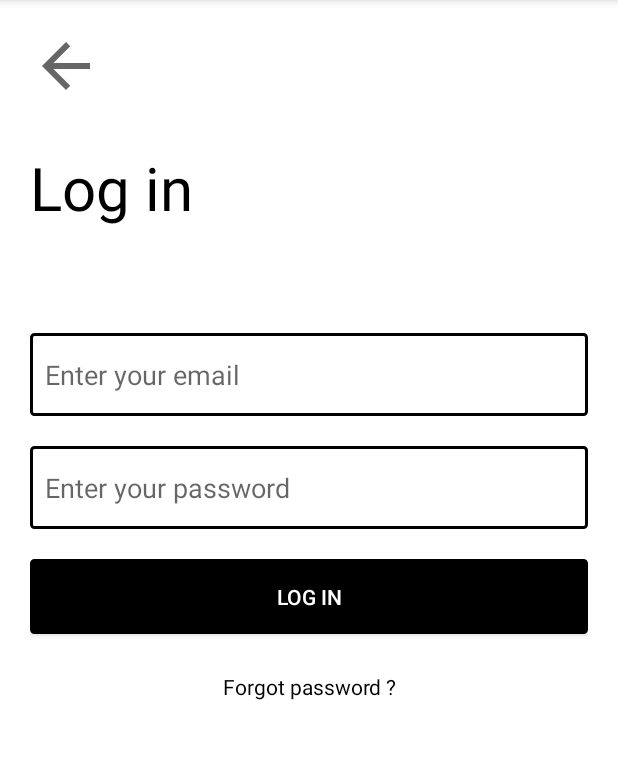
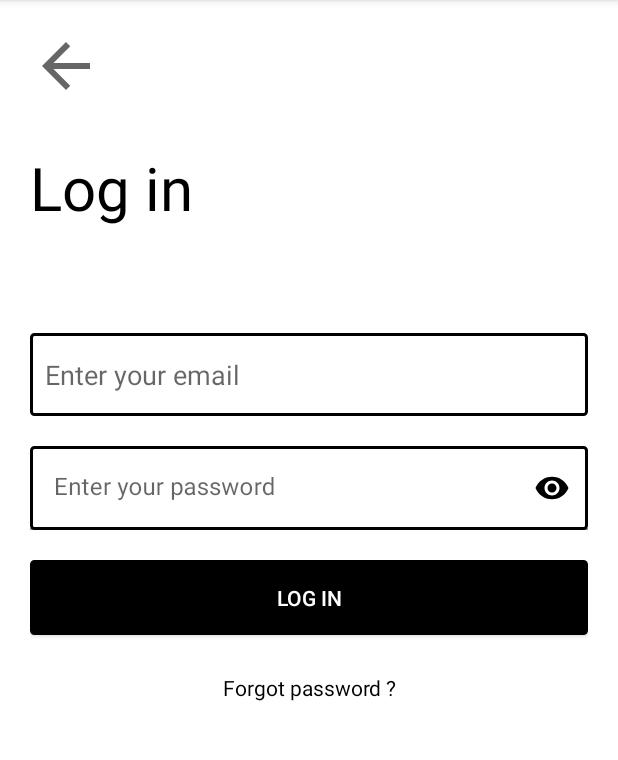
Before and after one commit to VinceDollo/SocialSport, an Android app: the LoginActivity screen opened directly, with no data from a screen before it, on a phone screen of 412 x 824 dp, the part 84-844 px from its top. Run offline under Robolectric (Android 15) with nearby library versions, the light colour scheme and no system bars; our stand-ins replace Firebase (no records; nobody signed in at launch, a user with empty details on screens opened directly).

Commit message:
changement visibilite password

```diff
--- a/app/src/main/java/com/example/socialsport/LoginActivity.java
+++ b/app/src/main/java/com/example/socialsport/LoginActivity.java
@@ -8,6 +8,7 @@ import android.content.Intent;
 import android.os.Bundle;
 import android.util.Log;
 import android.view.KeyEvent;
+import android.view.MotionEvent;
 import android.view.View;
 import android.widget.Button;
 import android.widget.EditText;
@@ -65,13 +66,14 @@ public class LoginActivity extends AppCompatActivity {
     protected void onCreate(Bundle savedInstanceState) {
         super.onCreate(savedInstanceState);
         setContentView(R.layout.log_in_activity);
+
         mAuth = FirebaseAuth.getInstance();
+
         et_email = findViewById(R.id.et_email);
         et_password = findViewById(R.id.et_password);
         btn_log_in = findViewById(R.id.btn_log_in);
         btn_back = findViewById(R.id.btn_back);
         btn_log_in.setOnClickListener(onClickListener);
-
 
         btn_back.setOnClickListener(new View.OnClickListener() {
             @Override
@@ -96,6 +98,25 @@ public class LoginActivity extends AppCompatActivity {
             }
         });
 
+        et_password.setOnTouchListener(new View.OnTouchListener() {
+            @Override
+            public boolean onTouch(View v, MotionEvent event) {
+                final int DRAWABLE_LEFT = 0;
+                final int DRAWABLE_TOP = 1;
+                final int DRAWABLE_RIGHT = 2;
+                final int DRAWABLE_BOTTOM = 3;
+
+                if(event.getAction() == MotionEvent.ACTION_UP) {
+                    if(event.getRawX() >= (editComment.getRight() - editComment.getCompoundDrawables()[DRAWABLE_RIGHT].getBounds().width())) {
+                        // your action here
+
+                        return true;
+                    }
+                }
+                return false;
+            }
+        });
+
         GoogleSignInOptions gso = new GoogleSignInOptions.Builder(GoogleSignInOptions.DEFAULT_SIGN_IN)
                 .requestEmail()
                 .build();
--- a/app/src/main/res/layout/log_in_activity.xml
+++ b/app/src/main/res/layout/log_in_activity.xml
@@ -1,15 +1,13 @@
 <?xml version="1.0" encoding="utf-8"?>
-<LinearLayout
-    xmlns:android="http://schemas.android.com/apk/res/android"
+<LinearLayout xmlns:android="http://schemas.android.com/apk/res/android"
     xmlns:tools="http://schemas.android.com/tools"
     android:layout_width="match_parent"
     android:layout_height="match_parent"
+    xmlns:app="http://schemas.android.com/apk/res-auto"
     android:orientation="vertical"
     android:padding="20dp"
     android:gravity="center_vertical"
     tools:context=".LoginActivity">
-
-
 
     <ImageButton
         android:id="@+id/btn_back"
@@ -43,16 +41,23 @@
             android:textColor="@color/black"
             android:hint="Enter your email"/>
 
-        <EditText
-            android:id="@+id/et_password"
+        <com.google.android.material.textfield.TextInputLayout
             android:layout_width="match_parent"
             android:layout_height="wrap_content"
-            android:layout_marginTop="20dp"
-            android:paddingVertical="15dp"
-            android:paddingHorizontal="10dp"
-            android:background="@drawable/edit_text_border"
-            android:textColor="@color/black"
-            android:hint="Enter your password"/>
+            android:hint="Enter your password"
+            app:passwordToggleTint="@color/black"
+            app:passwordToggleEnabled="true">
+
+            <com.google.android.material.textfield.TextInputEditText
+                android:id="@+id/et_password"
+                android:background="@drawable/edit_text_border"
+                android:textColor="@color/black"
+                android:inputType="textPassword"
+                android:layout_marginTop="20dp"
+                android:layout_width="match_parent"
+                android:layout_height="match_parent"/>
+
+        </com.google.android.material.textfield.TextInputLayout>
 
         <androidx.appcompat.widget.AppCompatButton
             android:id="@+id/btn_log_in"
--- a/app/src/main/res/layout/register_activity.xml
+++ b/app/src/main/res/layout/register_activity.xml
@@ -50,6 +50,7 @@
             android:paddingHorizontal="10dp"
             android:background="@drawable/edit_text_border"
             android:textColor="@color/black"
+            android:drawableRight="@drawable/img_eye"
             android:hint="Enter your password"/>
 
         <EditText
@@ -61,6 +62,7 @@
             android:paddingHorizontal="10dp"
             android:background="@drawable/edit_text_border"
             android:textColor="@color/black"
+            android:drawableRight="@drawable/img_eye"
             android:hint="Verify your password"/>
 
         <EditText
```
Also changed, not shown: app/src/main/res/drawable/img_eye.xml (added, +10 -0 lines).
